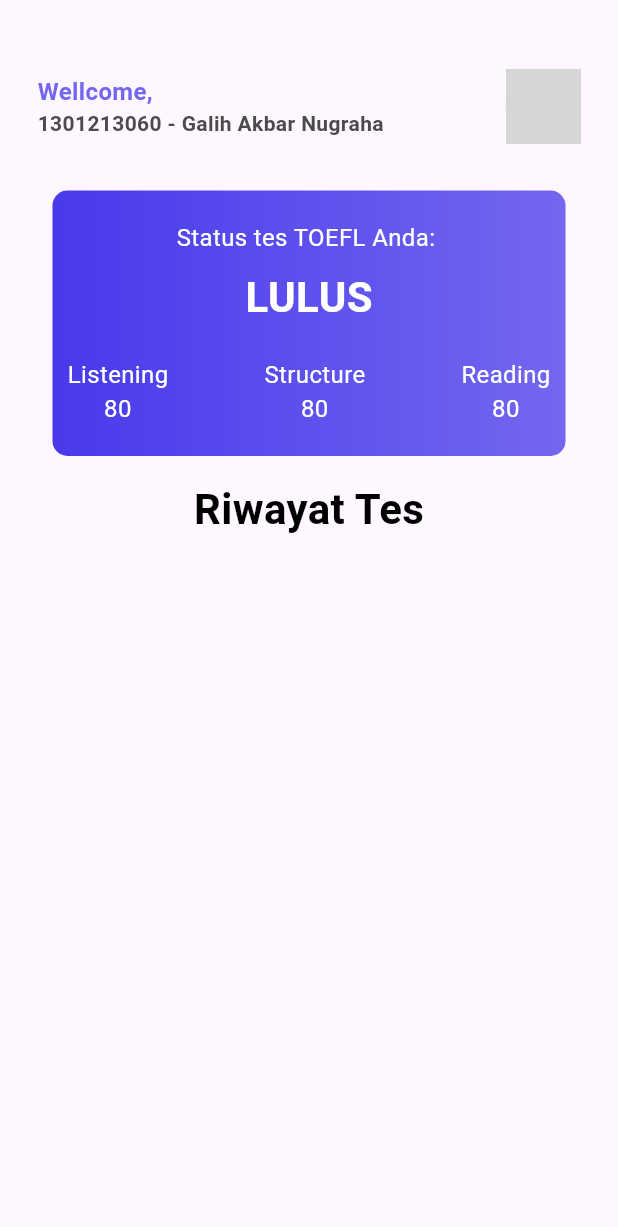
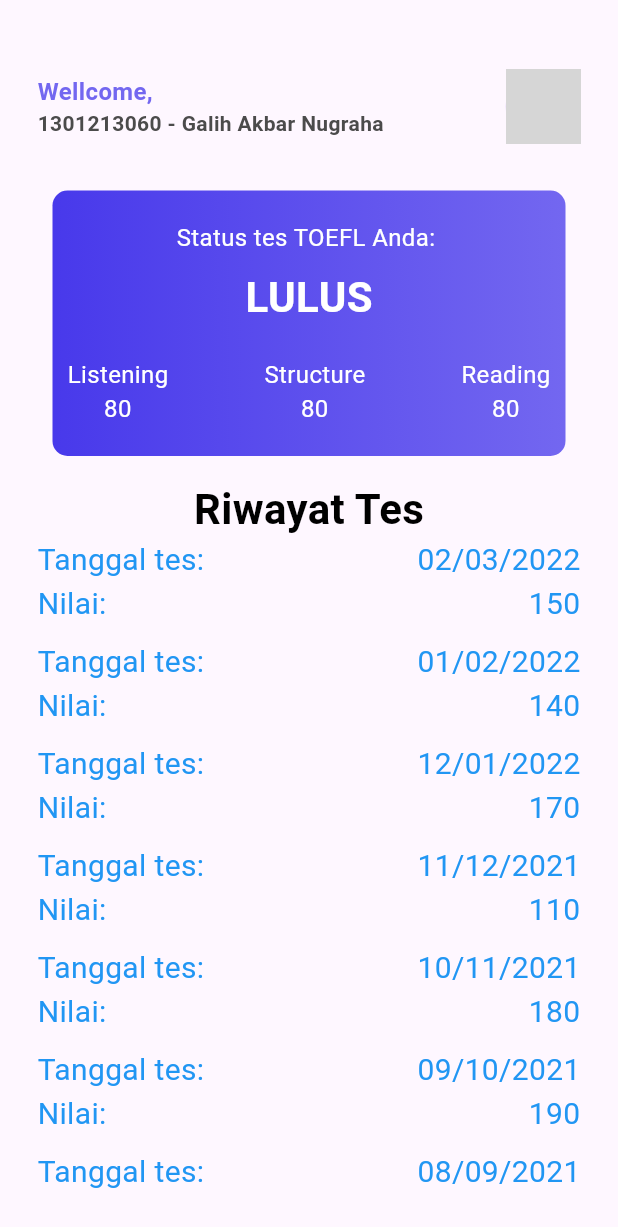
Before and after one commit to whoisgalih/tutorial_layout, a Flutter app: the screen it shows after launch, on a phone screen of 412 x 824 dp. Shown: the top 1227 px of the screen. Run offline on Flutter 3.47's test engine with Material 3 defaults, Android fonts, the phone set to English and light mode, and no system bars; network calls fail; grey boxes are pictures that could not be loaded.

Commit message:
finish latihan 2

```diff
--- a/lib/main.dart
+++ b/lib/main.dart
@@ -31,6 +31,19 @@
 }
 
 class _MyHomePageState extends State<MyHomePage> {
+  final data = const [
+    {"tgl": "02/03/2022", "nilai": "150"},
+    {"tgl": "01/02/2022", "nilai": "140"},
+    {"tgl": "12/01/2022", "nilai": "170"},
+    {"tgl": "11/12/2021", "nilai": "110"},
+    {"tgl": "10/11/2021", "nilai": "180"},
+    {"tgl": "09/10/2021", "nilai": "190"},
+    {"tgl": "08/09/2021", "nilai": "160"},
+    {"tgl": "07/08/2021", "nilai": "155"},
+    {"tgl": "06/07/2021", "nilai": "145"},
+    {"tgl": "05/06/2021", "nilai": "140"},
+  ];
+
   @override
   Widget build(BuildContext context) {
     return Scaffold(
@@ -164,6 +177,34 @@
                   letterSpacing: 0.25,
                 ),
               ),
+            ),
+            Expanded(
+              child: ListView.builder(
+                itemCount: data.length,
+                itemBuilder: (context, index) {
+                  return Column(
+                    children: [
+                      Row(
+                        mainAxisAlignment: MainAxisAlignment.spaceBetween,
+                        children: [
+                          Text(
+                            "Tanggal tes:\nNilai:",
+                            style: TextStyle(color: Colors.blue, fontSize: 20),
+                          ),
+                          Text(
+                            "${data[index]['tgl']}\n${data[index]['nilai']}",
+                            style: TextStyle(color: Colors.blue, fontSize: 20),
+                            textAlign: TextAlign.right,
+                          ),
+                        ],
+                      ),
+                      SizedBox(
+                        height: 10,
+                      )
+                    ],
+                  );
+                },
+              ),
             )
           ],
         ),
```
